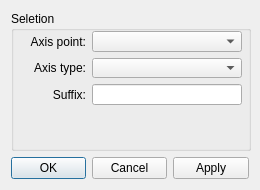
The window that src/libs/vtools/dialogs/tools/dialogmirrorbyaxis.ui (FashionFreedom/Seamly2D) describes before a commit, drawn with Qt 5.
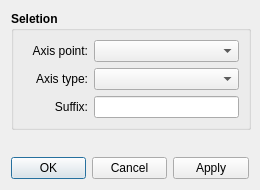
The same window after the commit.

Patch:
```diff
--- a/src/libs/vtools/dialogs/tools/dialogmirrorbyaxis.ui
+++ b/src/libs/vtools/dialogs/tools/dialogmirrorbyaxis.ui
@@ -34,18 +34,18 @@
        <height>16777215</height>
       </size>
      </property>
+     <property name="font">
+      <font>
+       <pointsize>9</pointsize>
+       <weight>75</weight>
+       <bold>true</bold>
+      </font>
+     </property>
      <property name="title">
       <string>Seletion</string>
      </property>
-     <widget class="QWidget" name="layoutWidget">
-      <property name="geometry">
-       <rect>
-        <x>10</x>
-        <y>20</y>
-        <width>221</width>
-        <height>74</height>
-       </rect>
-      </property>
+     <layout class="QVBoxLayout" name="verticalLayout_2">
+      <item>
       <layout class="QFormLayout" name="formLayout">
        <item row="0" column="0">
         <widget class="QLabel" name="originPoint_Label">
@@ -55,6 +55,13 @@
            <height>0</height>
           </size>
          </property>
+          <property name="font">
+           <font>
+            <pointsize>9</pointsize>
+            <weight>50</weight>
+            <bold>false</bold>
+           </font>
+          </property>
          <property name="text">
           <string>Axis point:</string>
          </property>
@@ -71,6 +78,13 @@
            <height>0</height>
           </size>
          </property>
+          <property name="font">
+           <font>
+            <pointsize>9</pointsize>
+            <weight>50</weight>
+            <bold>false</bold>
+           </font>
+          </property>
         </widget>
        </item>
        <item row="2" column="0">
@@ -81,6 +95,13 @@
            <height>0</height>
           </size>
          </property>
+          <property name="font">
+           <font>
+            <pointsize>9</pointsize>
+            <weight>50</weight>
+            <bold>false</bold>
+           </font>
+          </property>
          <property name="text">
           <string>Suffix:</string>
          </property>
@@ -97,6 +118,13 @@
            <height>0</height>
           </size>
          </property>
+          <property name="font">
+           <font>
+            <pointsize>9</pointsize>
+            <weight>50</weight>
+            <bold>false</bold>
+           </font>
+          </property>
         </widget>
        </item>
        <item row="1" column="0">
@@ -107,6 +135,13 @@
            <height>0</height>
           </size>
          </property>
+          <property name="font">
+           <font>
+            <pointsize>9</pointsize>
+            <weight>50</weight>
+            <bold>false</bold>
+           </font>
+          </property>
          <property name="text">
           <string>Axis type:</string>
          </property>
@@ -123,11 +158,32 @@
            <height>0</height>
           </size>
          </property>
+          <property name="font">
+           <font>
+            <pointsize>9</pointsize>
+            <weight>50</weight>
+            <bold>false</bold>
+           </font>
+          </property>
         </widget>
        </item>
       </layout>
-     </widget>
-    </widget>
+      </item>
+     </layout>
+    </widget>
+   </item>
+   <item>
+    <spacer name="verticalSpacer">
+     <property name="orientation">
+      <enum>Qt::Vertical</enum>
+     </property>
+     <property name="sizeHint" stdset="0">
+      <size>
+       <width>20</width>
+       <height>40</height>
+      </size>
+     </property>
+    </spacer>
    </item>
    <item>
     <widget class="QDialogButtonBox" name="buttonBox">
```
Lines whose indentation alone changed are shown as unchanged.
